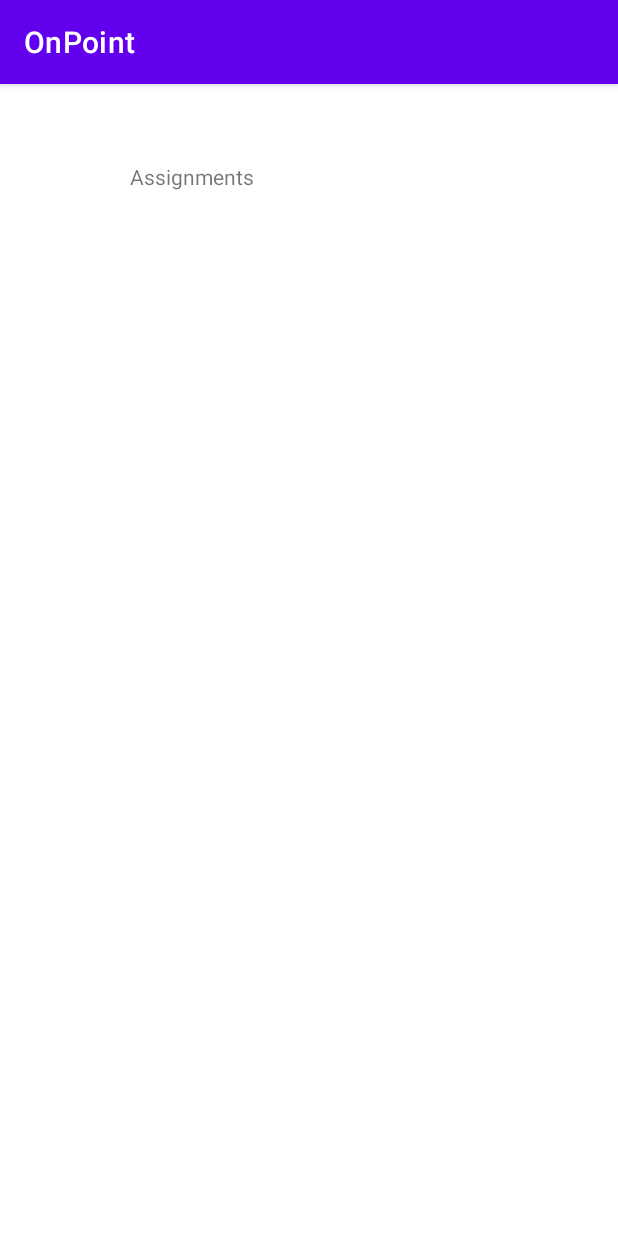
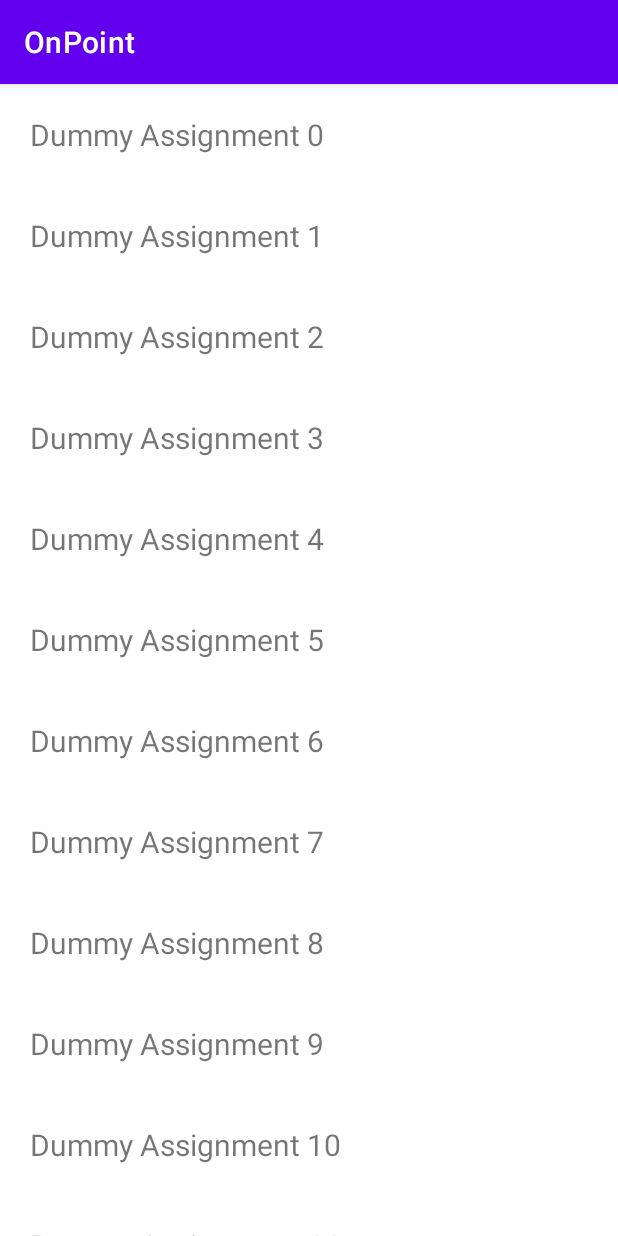
Before and after one commit to sw21-tug/Team_23, an Android app: the fragment AssignmentsTabFragment shown on its own in the app's theme, on a phone screen of 412 x 824 dp. Run offline under Robolectric (Android 15) with nearby library versions, the phone set to English and light mode, and no system bars.

Commit message:
OnPoint-004 Fill assignment list RV with dummy assignments [GM,SK]
- Fill the assignemnts list RecyclerView with many dummy Assignments
  - The required a new adapter class generating the TextViews for the
    recycler view to display and fill with the Assignments from the list
- Remove the title "Assignment List": it was used just for debugging
  until the RV was not filled and it is not required for the user story

```diff
--- a/app/src/main/java/at/tugraz/onpoint/ui/main/AssignmentsTabFragment.kt
+++ b/app/src/main/java/at/tugraz/onpoint/ui/main/AssignmentsTabFragment.kt
@@ -1,15 +1,18 @@
 package at.tugraz.onpoint.ui.main
 
+import android.content.Context
 import android.os.Bundle
 import android.view.LayoutInflater
 import android.view.View
 import android.view.ViewGroup
 import android.widget.TextView
 import androidx.fragment.app.Fragment
-import androidx.lifecycle.Observer
 import androidx.lifecycle.ViewModelProvider
+import androidx.recyclerview.widget.LinearLayoutManager
 import androidx.recyclerview.widget.RecyclerView
 import at.tugraz.onpoint.R
+import java.util.ArrayList
+
 
 class AssignmentsTabFragment : Fragment() {
 
@@ -27,6 +30,16 @@ class AssignmentsTabFragment : Fragment() {
         savedInstanceState: Bundle?
     ): View? {
         val root = inflater.inflate(R.layout.fragment_assignments, container, false)
+        // List of things we want to put into the recyclerview
+        val assignmentsList = ArrayList<String>()
+        for (i in 0..50) {
+            assignmentsList.add("Dummy Assignment $i")
+        }
+        // Create the the Recyclerview, make it a linear list (not a grid), assign the list of
+        // items to it and provide and adapter constructing each element of the list as a TextView
+        val assignmentsRecView: RecyclerView = root.findViewById(R.id.assignmentsList)
+        assignmentsRecView.layoutManager = LinearLayoutManager(this.context)
+        assignmentsRecView.adapter = this.context?.let { AssignmentsAdapter(assignmentsList, it) }
         return root
     }
 
@@ -51,3 +64,26 @@ class AssignmentsTabFragment : Fragment() {
         }
     }
 }
+
+private class AssignmentsAdapter(val items: ArrayList<String>, val context: Context) :
+    RecyclerView.Adapter<ViewHolder>() {
+    override fun getItemCount(): Int {
+        return items.size
+    }
+
+    // Factory creating each element of the RecyclerView
+    override fun onCreateViewHolder(parent: ViewGroup, viewType: Int): ViewHolder {
+        return ViewHolder(
+            LayoutInflater.from(context).inflate(R.layout.assignment_list_entry, parent, false)
+        )
+    }
+
+    // Filler of the content of each TextView in the RecyclerView
+    override fun onBindViewHolder(holder: ViewHolder, position: Int) {
+        holder.assignmentListEntryTextView.text = items[position]
+    }
+}
+
+private class ViewHolder(view: View) : RecyclerView.ViewHolder(view) {
+    val assignmentListEntryTextView: TextView = view.findViewById(R.id.assignmentsListEntry)
+}
--- /dev/null
+++ b/app/src/main/res/layout/assignment_list_entry.xml
@@ -0,0 +1,14 @@
+<?xml version="1.0" encoding="utf-8"?>
+<LinearLayout xmlns:android="http://schemas.android.com/apk/res/android"
+    android:orientation="vertical"
+    android:layout_width="match_parent"
+    android:layout_height="wrap_content">
+
+    <TextView
+        android:id="@+id/assignmentsListEntry"
+        android:layout_width="match_parent"
+        android:layout_height="wrap_content"
+        android:textSize="20sp"
+        android:padding="20dp"/>
+
+</LinearLayout>
--- a/app/src/main/res/layout/fragment_assignments.xml
+++ b/app/src/main/res/layout/fragment_assignments.xml
@@ -18,14 +18,4 @@
         app:layout_constraintTop_toTopOf="parent"
         app:layout_constraintVertical_bias="0.093" />
 
-    <TextView
-        android:id="@+id/assignmentsListTitle"
-        android:layout_width="wrap_content"
-        android:layout_height="wrap_content"
-        android:text="@string/assignments"
-        app:layout_constraintBottom_toTopOf="@+id/assignmentsList"
-        app:layout_constraintEnd_toEndOf="parent"
-        app:layout_constraintHorizontal_bias="0.264"
-        app:layout_constraintStart_toStartOf="parent" />
-
 </androidx.constraintlayout.widget.ConstraintLayout>
```
Also changed, not shown: 1 other file.
